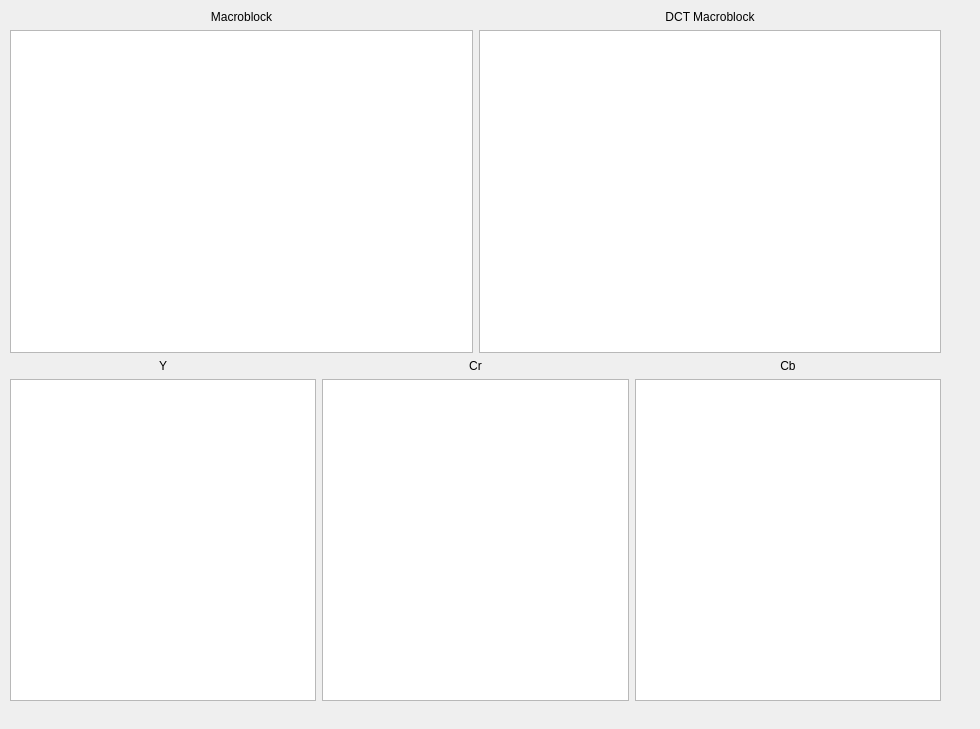
pszopinski/codec-preview, file codec-preview/MacroblocksWindow.ui: the form before one commit.
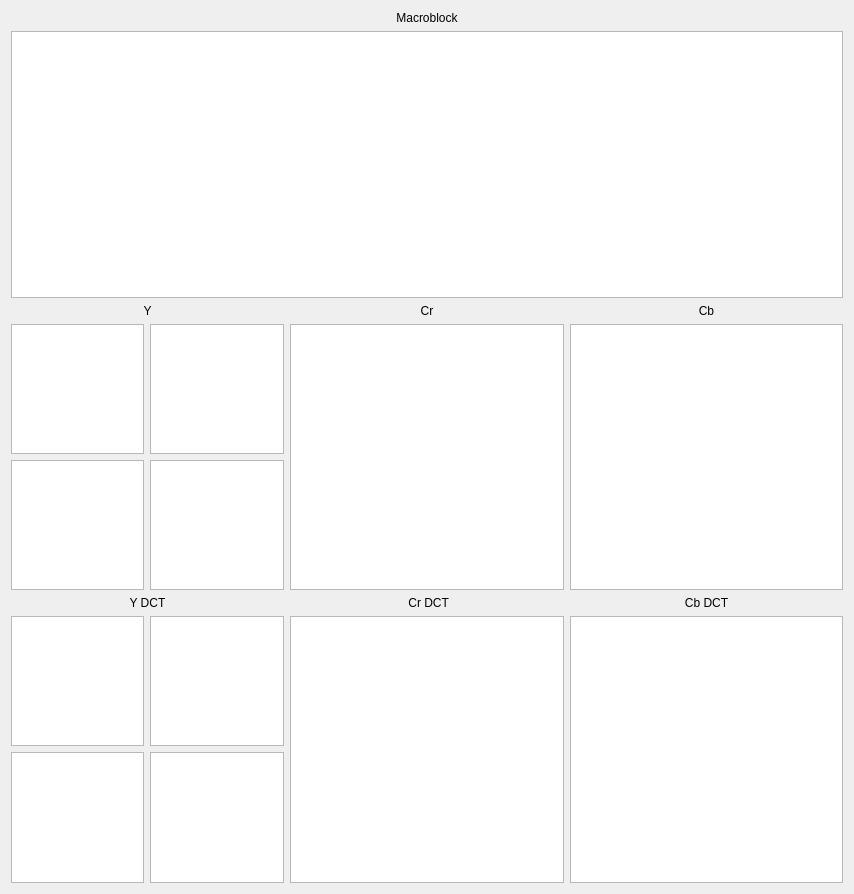
The form after the commit.

Patch:
```diff
--- a/codec-preview/MacroblocksWindow.ui
+++ b/codec-preview/MacroblocksWindow.ui
@@ -6,25 +6,16 @@
    <rect>
     <x>0</x>
     <y>0</y>
-    <width>980</width>
-    <height>729</height>
+    <width>854</width>
+    <height>894</height>
    </rect>
   </property>
   <property name="windowTitle">
    <string>Form</string>
   </property>
-  <widget class="QWidget" name="layoutWidget">
-   <property name="geometry">
-    <rect>
-     <x>10</x>
-     <y>10</y>
-     <width>931</width>
-     <height>691</height>
-    </rect>
-   </property>
    <layout class="QVBoxLayout" name="verticalLayout_6">
     <item>
-     <layout class="QHBoxLayout" name="horizontalLayout">
+    <layout class="QVBoxLayout" name="verticalLayout_2" stretch="1,1,1">
       <item>
        <layout class="QVBoxLayout" name="verticalLayout">
         <item>
@@ -50,33 +41,7 @@
        </layout>
       </item>
       <item>
-       <layout class="QVBoxLayout" name="verticalLayout_2">
-        <item>
-         <widget class="QLabel" name="label_2">
-          <property name="text">
-           <string>DCT Macroblock</string>
-          </property>
-          <property name="alignment">
-           <set>Qt::AlignCenter</set>
-          </property>
-         </widget>
-        </item>
-        <item>
-         <widget class="QGraphicsView" name="dctMacroblockView">
-          <property name="sizePolicy">
-           <sizepolicy hsizetype="Expanding" vsizetype="Expanding">
-            <horstretch>0</horstretch>
-            <verstretch>2</verstretch>
-           </sizepolicy>
-          </property>
-         </widget>
-        </item>
-       </layout>
-      </item>
-     </layout>
-    </item>
-    <item>
-     <layout class="QHBoxLayout" name="horizontalLayout_2">
+      <layout class="QHBoxLayout" name="horizontalLayout_2" stretch="1,1,1">
       <item>
        <layout class="QVBoxLayout" name="verticalLayout_3">
         <item>
@@ -90,14 +55,20 @@
          </widget>
         </item>
         <item>
-         <widget class="QGraphicsView" name="yView">
-          <property name="sizePolicy">
-           <sizepolicy hsizetype="Expanding" vsizetype="Expanding">
-            <horstretch>0</horstretch>
-            <verstretch>2</verstretch>
-           </sizepolicy>
-          </property>
-         </widget>
+          <layout class="QGridLayout" name="gridLayout">
+           <item row="0" column="0">
+            <widget class="QGraphicsView" name="yView1"/>
+           </item>
+           <item row="0" column="1">
+            <widget class="QGraphicsView" name="yView2"/>
+           </item>
+           <item row="1" column="0">
+            <widget class="QGraphicsView" name="yView3"/>
+           </item>
+           <item row="1" column="1">
+            <widget class="QGraphicsView" name="yView4"/>
+           </item>
+          </layout>
         </item>
        </layout>
       </item>
@@ -151,8 +122,91 @@
       </item>
      </layout>
     </item>
-   </layout>
-  </widget>
+     <item>
+      <layout class="QHBoxLayout" name="horizontalLayout_3" stretch="1,1,1">
+       <item>
+        <layout class="QVBoxLayout" name="verticalLayout_7">
+         <item>
+          <widget class="QLabel" name="label_6">
+           <property name="text">
+            <string>Y DCT</string>
+           </property>
+           <property name="alignment">
+            <set>Qt::AlignCenter</set>
+           </property>
+          </widget>
+         </item>
+         <item>
+          <layout class="QGridLayout" name="gridLayout_2">
+           <item row="0" column="0">
+            <widget class="QGraphicsView" name="yView1_dct"/>
+           </item>
+           <item row="0" column="1">
+            <widget class="QGraphicsView" name="yView2_dct"/>
+           </item>
+           <item row="1" column="0">
+            <widget class="QGraphicsView" name="yView3_dct"/>
+           </item>
+           <item row="1" column="1">
+            <widget class="QGraphicsView" name="yView4_dct"/>
+           </item>
+          </layout>
+         </item>
+        </layout>
+       </item>
+       <item>
+        <layout class="QVBoxLayout" name="verticalLayout_8">
+         <item>
+          <widget class="QLabel" name="label_7">
+           <property name="text">
+            <string> Cr DCT</string>
+           </property>
+           <property name="alignment">
+            <set>Qt::AlignCenter</set>
+           </property>
+          </widget>
+         </item>
+         <item>
+          <widget class="QGraphicsView" name="crView_dct">
+           <property name="sizePolicy">
+            <sizepolicy hsizetype="Expanding" vsizetype="Expanding">
+             <horstretch>0</horstretch>
+             <verstretch>2</verstretch>
+            </sizepolicy>
+           </property>
+          </widget>
+         </item>
+        </layout>
+       </item>
+       <item>
+        <layout class="QVBoxLayout" name="verticalLayout_9">
+         <item>
+          <widget class="QLabel" name="label_8">
+           <property name="text">
+            <string>Cb DCT</string>
+           </property>
+           <property name="alignment">
+            <set>Qt::AlignCenter</set>
+           </property>
+          </widget>
+         </item>
+         <item>
+          <widget class="QGraphicsView" name="cbView_dct">
+           <property name="sizePolicy">
+            <sizepolicy hsizetype="Expanding" vsizetype="Expanding">
+             <horstretch>0</horstretch>
+             <verstretch>2</verstretch>
+            </sizepolicy>
+           </property>
+          </widget>
+         </item>
+        </layout>
+       </item>
+      </layout>
+     </item>
+    </layout>
+   </item>
+  </layout>
  </widget>
  <resources/>
  <connections/>
```
Lines whose indentation alone changed are shown as unchanged.
